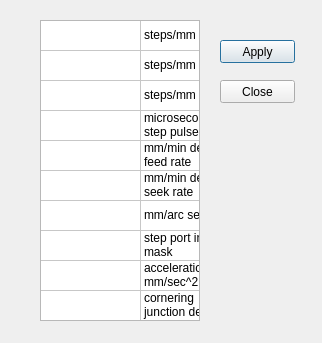
Old version of the form grbldialog.ui in the repository apsystems/GrblHoming.
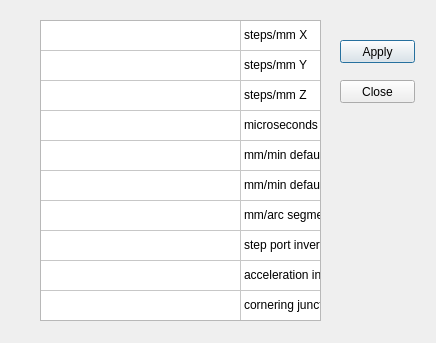
New version of the form.

The edit to the form file:
```diff
--- a/grbldialog.ui
+++ b/grbldialog.ui
@@ -6,7 +6,7 @@
    <rect>
     <x>0</x>
     <y>0</y>
-    <width>322</width>
+    <width>436</width>
     <height>343</height>
    </rect>
   </property>
@@ -16,7 +16,7 @@
   <widget class="QPushButton" name="btnOk">
    <property name="geometry">
     <rect>
-     <x>220</x>
+     <x>340</x>
      <y>40</y>
      <width>75</width>
      <height>23</height>
@@ -29,7 +29,7 @@
   <widget class="QPushButton" name="btnCancel">
    <property name="geometry">
     <rect>
-     <x>220</x>
+     <x>340</x>
      <y>80</y>
      <width>75</width>
      <height>23</height>
@@ -44,7 +44,7 @@
     <rect>
      <x>40</x>
      <y>20</y>
-     <width>160</width>
+     <width>281</width>
      <height>301</height>
     </rect>
    </property>
@@ -73,11 +73,26 @@
     <bool>false</bool>
    </attribute>
    <attribute name="horizontalHeaderDefaultSectionSize">
-    <number>100</number>
+    <number>200</number>
    </attribute>
+   <attribute name="horizontalHeaderStretchLastSection">
+    <bool>true</bool>
+   </attribute>
    <attribute name="verticalHeaderVisible">
     <bool>false</bool>
    </attribute>
+   <attribute name="verticalHeaderVisible">
+    <bool>false</bool>
+   </attribute>
+   <attribute name="horizontalHeaderStretchLastSection">
+    <bool>true</bool>
+   </attribute>
+   <attribute name="horizontalHeaderVisible">
+    <bool>false</bool>
+   </attribute>
+   <attribute name="horizontalHeaderDefaultSectionSize">
+    <number>200</number>
+   </attribute>
    <row/>
    <row/>
    <row/>
```
